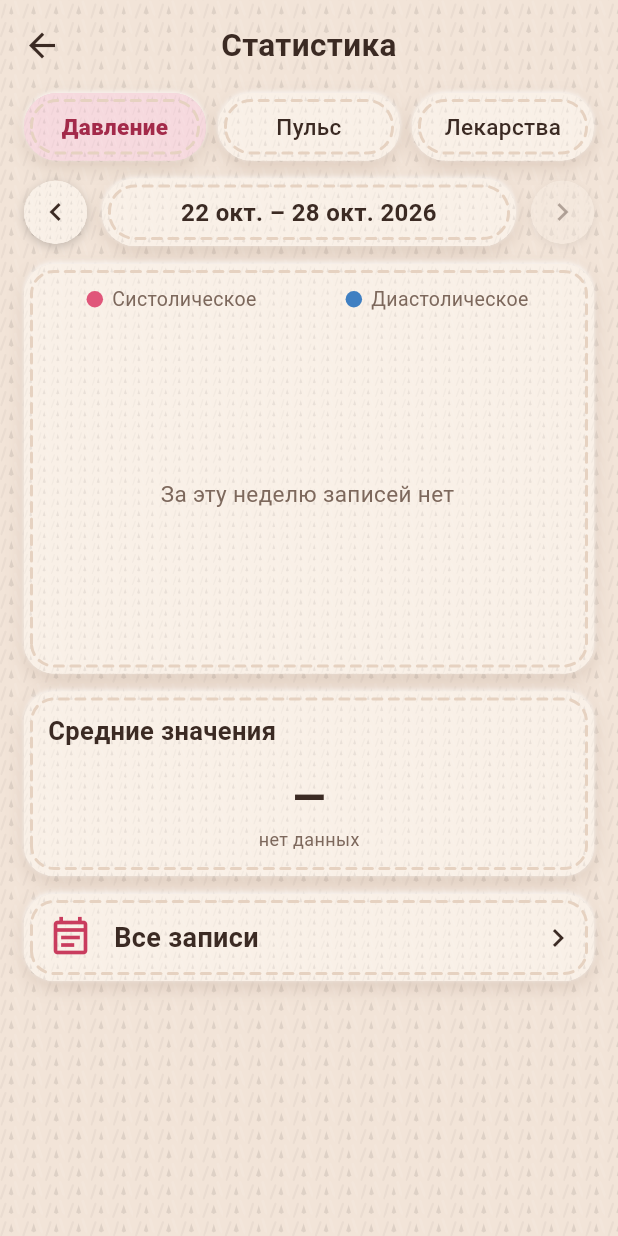
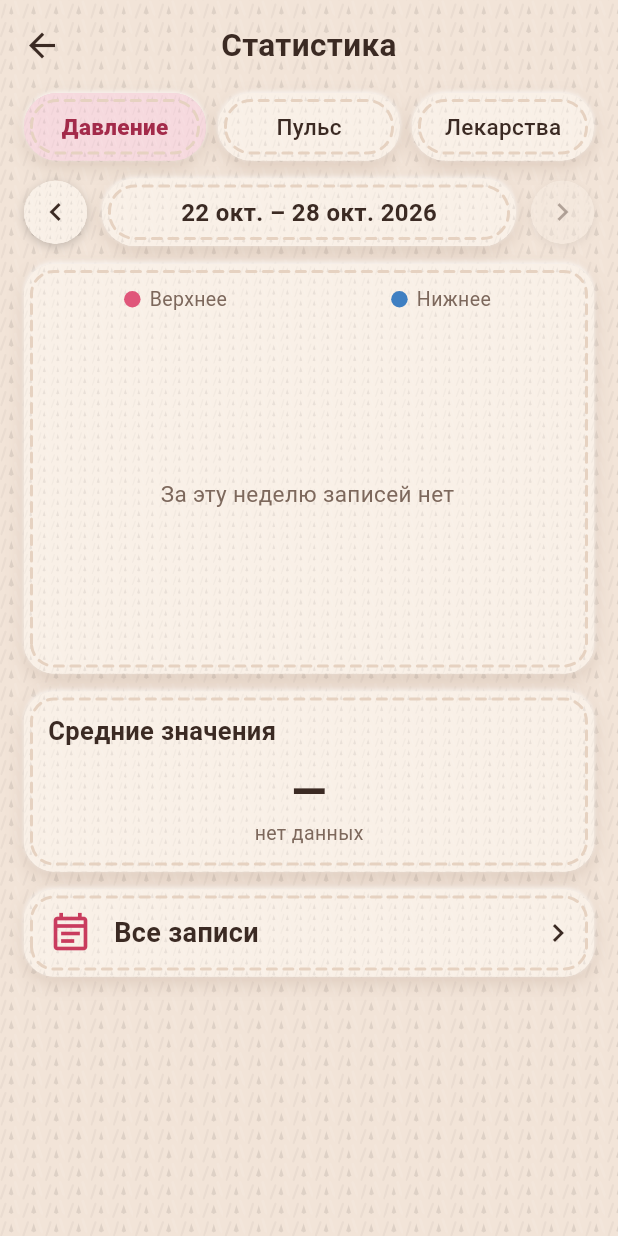
Before and after one commit to Murmuridis/murochka, a Flutter app: the StatsScreen screen opened directly, on a phone screen of 412 x 824 dp. Run offline on Flutter 3.47's test engine with Material 3 defaults, Android fonts, the phone set to English and light mode, and no system bars; our stand-ins replace file_picker, flutter_local_notifications, share_plus, sqflite, timezone; accounts and stored records are empty.

Commit message:
Статистика: средние без переносов, ровные подписи; вкладки и даты в одну строку
Co-Authored-By: Claude Opus 5.5 <noreply@anthropic.com>
Claude-Session: https://claude.ai/code/session_01JqCYz75jGbsZxG5noGZe6h

```diff
--- a/lib/knit.dart
+++ b/lib/knit.dart
@@ -445,11 +445,15 @@ class KnitTabs extends StatelessWidget {
               child: SoftCard(
                 radius: 22,
                 color: i == index ? Wool.rose : Wool.card,
-                padding: const EdgeInsets.symmetric(vertical: 12),
+                padding: const EdgeInsets.symmetric(vertical: 12, horizontal: 8),
                 onTap: () => onChanged(i),
-                child: Text(labels[i],
-                    textAlign: TextAlign.center,
-                    style: TextStyle(fontSize: 15, fontWeight: i == index ? FontWeight.w800 : FontWeight.w500, color: i == index ? Wool.raspberryDark : Wool.ink)),
+                child: FittedBox(
+                  fit: BoxFit.scaleDown,
+                  child: Text(labels[i],
+                      maxLines: 1,
+                      softWrap: false,
+                      style: TextStyle(fontSize: 15, fontWeight: i == index ? FontWeight.w800 : FontWeight.w500, color: i == index ? Wool.raspberryDark : Wool.ink)),
+                ),
               ),
             ),
           ),
--- a/lib/screens/stats_screen.dart
+++ b/lib/screens/stats_screen.dart
@@ -73,7 +73,10 @@ class _StatsScreenState extends State<StatsScreen> {
                 child: SoftCard(
                   radius: 22,
                   padding: const EdgeInsets.symmetric(vertical: 11),
-                  child: Text('${df.format(_start)} – ${df.format(_end)} ${_end.year}', textAlign: TextAlign.center, style: const TextStyle(fontSize: 16, fontWeight: FontWeight.w700)),
+                  child: FittedBox(
+                    fit: BoxFit.scaleDown,
+                    child: Text('${df.format(_start)} – ${df.format(_end)} ${_end.year}', maxLines: 1, softWrap: false, style: const TextStyle(fontSize: 16, fontWeight: FontWeight.w700)),
+                  ),
                 ),
               ),
               const SizedBox(width: 10),
@@ -137,7 +140,7 @@ class _StatsScreenState extends State<StatsScreen> {
       child: Column(children: [
         Row(mainAxisAlignment: MainAxisAlignment.spaceAround, children: pulse
             ? [_legend(Wool.pulseLine, 'Пульс')]
-            : [_legend(Wool.sysLine, 'Систолическое'), _legend(Wool.diaLine, 'Диастолическое')]),
+            : [_legend(Wool.sysLine, 'Верхнее'), _legend(Wool.diaLine, 'Нижнее')]),
         const SizedBox(height: 10),
         SizedBox(
           height: 220,
@@ -154,9 +157,16 @@ class _StatsScreenState extends State<StatsScreen> {
 
   Widget _summaryCard() {
     Widget cell(String v, String label) => Expanded(
-          child: Column(children: [
-            Text(v, style: const TextStyle(fontSize: 28, fontWeight: FontWeight.w800)),
-            Text(label, style: const TextStyle(fontSize: 12, color: Wool.muted)),
+          child: Column(mainAxisSize: MainAxisSize.min, children: [
+            FittedBox(
+              fit: BoxFit.scaleDown,
+              child: Text(v, maxLines: 1, softWrap: false, style: const TextStyle(fontSize: 30, fontWeight: FontWeight.w800, height: 1.1)),
+            ),
+            const SizedBox(height: 2),
+            FittedBox(
+              fit: BoxFit.scaleDown,
+              child: Text(label, maxLines: 1, softWrap: false, style: const TextStyle(fontSize: 13, color: Wool.muted)),
+            ),
           ]),
         );
     int avg(Iterable<int> l) => l.isEmpty ? 0 : (l.reduce((a, b) => a + b) / l.length).round();
@@ -183,15 +193,17 @@ class _StatsScreenState extends State<StatsScreen> {
         final cat = classify(s, d);
         tag = cat.label;
         tagColor = cat.color;
-        cells = [cell('$s', 'Систолическое'), cell('$d', 'Диастолическое'), if (p.isNotEmpty) cell('${avg(p)}', 'Пульс')];
+        cells = [cell('$s', 'верхнее'), cell('$d', 'нижнее'), if (p.isNotEmpty) cell('${avg(p)}', 'пульс')];
       }
     }
     return SoftCard(
       padding: const EdgeInsets.fromLTRB(16, 14, 16, 16),
       child: Column(children: [
         Row(children: [
-          Text(_tab == 2 ? 'Приём за неделю' : 'Средние значения', style: const TextStyle(fontSize: 17, fontWeight: FontWeight.w700)),
-          const Spacer(),
+          Expanded(
+            child: Text(_tab == 2 ? 'Приём за неделю' : 'Средние значения', maxLines: 1, overflow: TextOverflow.ellipsis, style: const TextStyle(fontSize: 17, fontWeight: FontWeight.w700)),
+          ),
+          const SizedBox(width: 8),
           if (tag != null)
             Container(
               padding: const EdgeInsets.symmetric(horizontal: 10, vertical: 4),
@@ -200,7 +212,7 @@ class _StatsScreenState extends State<StatsScreen> {
             ),
         ]),
         const SizedBox(height: 12),
-        Row(children: cells),
+        Row(crossAxisAlignment: CrossAxisAlignment.start, children: cells),
       ]),
     );
   }
```
